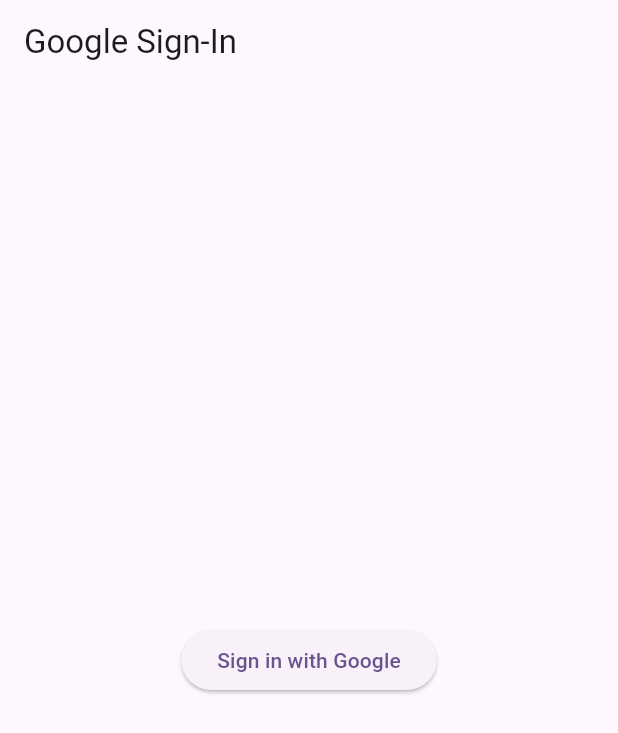
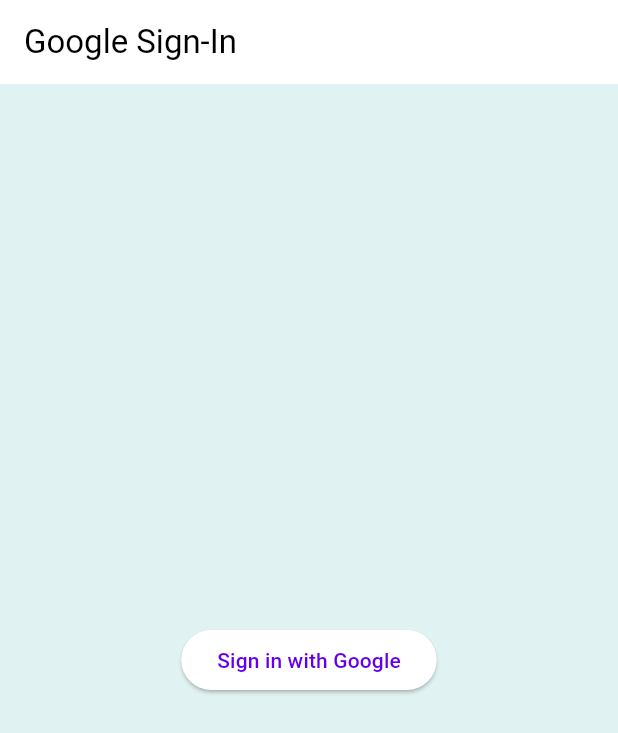
Before and after one commit to jvcss/smart-food, a Flutter app: the screen it shows after launch, on a phone screen of 412 x 824 dp. Shown: the top 733 px of the screen. Run offline on Flutter 3.47's test engine with Material 2 defaults, Android fonts, the phone set to English and light mode, and no system bars; our stand-ins replace bloc, firebase_auth, firebase_core, flutter_bloc, google_sign_in; accounts and stored records are empty.

Commit message:
feat: add theme file

```diff
--- a/smart_food/lib/main.dart
+++ b/smart_food/lib/main.dart
@@ -6,6 +6,7 @@
 
 import 'package:smart_food/src/screens/dashboard_screen.dart';
 import 'package:smart_food/src/screens/login_screen.dart';
+import 'package:smart_food/utils/theme.dart';
 import 'firebase_options.dart';
 
 void main() async {
@@ -29,10 +30,7 @@
       ],
       child: MaterialApp(
         title: 'Smart Food',
-        theme: ThemeData(
-          colorScheme: ColorScheme.fromSeed(seedColor: Colors.deepPurple),
-          useMaterial3: true,
-        ),
+        theme: appTheme,
         home: StreamBuilder<User?>(
           stream: FirebaseAuth.instance.authStateChanges(),
           builder: (context, AsyncSnapshot<User?> snapshot) {
--- /dev/null
+++ b/smart_food/lib/utils/theme.dart
@@ -0,0 +1,16 @@
+import 'package:flutter/material.dart';
+
+final appTheme = ThemeData(
+  useMaterial3: true,
+  primaryColorDark: const Color(0xFF0097A7),
+  primaryColorLight: const Color(0xFFB2EBF2),
+  primaryColor: const Color(0xFF00BCD4),
+  colorScheme: const ColorScheme.light(secondary: Color(0xFF009688)),
+  //colorScheme: ColorScheme.fromSeed(seedColor: Colors.deepPurple),
+  scaffoldBackgroundColor: const Color(0xFFE0F2F1),
+  inputDecorationTheme: InputDecorationTheme(
+    border: OutlineInputBorder(
+      borderRadius: BorderRadius.circular(8),
+    ),
+  ),
+);
```
